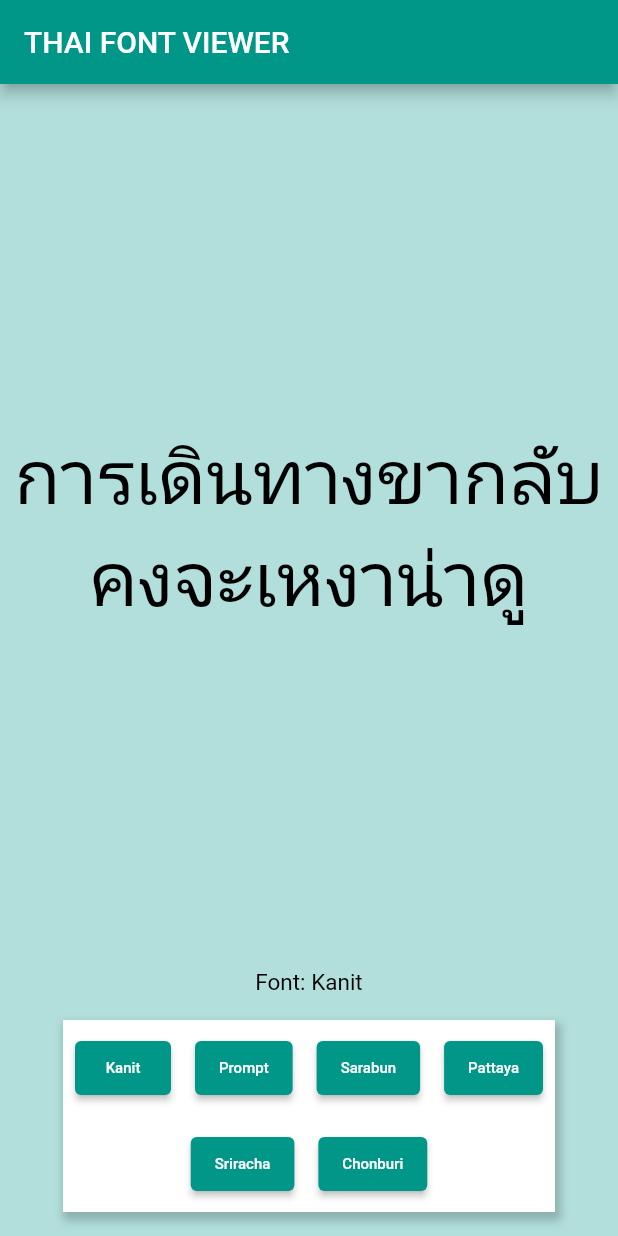
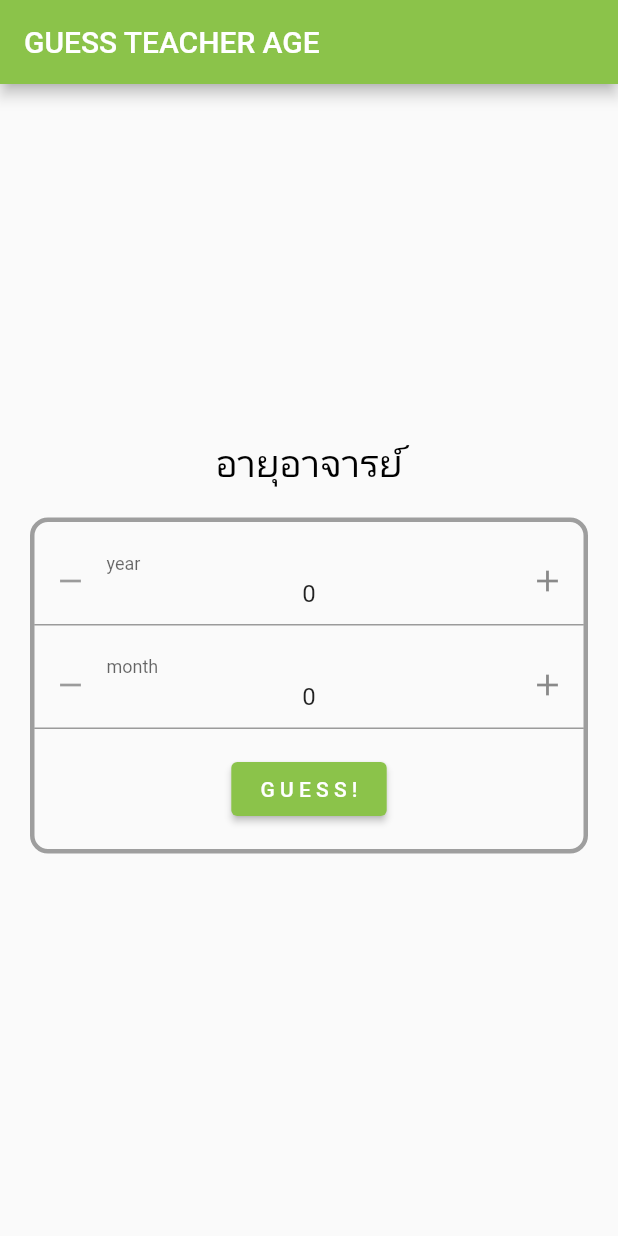
Before and after one commit to Naphatsara/GamePage, a Flutter app: the screen it shows after launch, on a phone screen of 412 x 824 dp. Run offline on Flutter 3.47's test engine with Material 2 defaults, Android fonts, the phone set to English and light mode, and no system bars; drawn by our look-alikes of flutter_spinbox; our stand-ins replace google_fonts; Roboto replaces fonts that are missing (Kanit, Prompt).

```diff
--- /dev/null
+++ b/lib/api_result.dart
@@ -0,0 +1,19 @@
+class ApiResult {
+  final String status;
+  final String? message;
+  final dynamic data;
+
+  ApiResult({
+    required this.status,
+    required this.message,
+    required this.data,
+  });
+
+  factory ApiResult.fromJson(Map<String, dynamic> json) { // factory ต้อ
+    return ApiResult(
+      status: json['status'],
+      message: json['message'],
+      data: json['data'],
+    );
+  }
+}
--- /dev/null
+++ b/lib/guess_age.dart
@@ -0,0 +1,175 @@
+import 'package:flutter/cupertino.dart';
+import 'package:flutter/material.dart';
+import 'package:flutter_spinbox/flutter_spinbox.dart';
+import 'package:google_fonts/google_fonts.dart';
+import 'package:untitled/api.dart';
+
+class GuessAge extends StatefulWidget {
+  const GuessAge({Key? key}) : super(key: key);
+
+  @override
+  _GuessAgeState createState() => _GuessAgeState();
+}
+
+class _GuessAgeState extends State<GuessAge> {
+  final TextEditingController _controller = TextEditingController();
+  int valueYear = 0;
+  int valueMonth = 0;
+  var _isLoading = false;
+  var check = false;
+
+  @override
+  Widget build(BuildContext context) {
+    return Scaffold(
+      appBar: AppBar(
+        title: Text(
+          "GUESS TEACHER AGE",
+          style: TextStyle(color: Colors.white),
+        ),
+      ),
+      body: Container(
+          child: !check
+              ? Column(
+                  mainAxisAlignment: MainAxisAlignment.center,
+                  children: [
+                    Text(
+                      'อายุอาจารย์',
+                      style: GoogleFonts.prompt(
+                          fontSize: 25.0, color: Colors.black),
+                    ),
+                    Container(
+                        margin: EdgeInsets.all(20.0),
+                        decoration: BoxDecoration(
+                          border: Border.all(
+                            color: Colors.grey,
+                            width: 3,
+                          ),
+                          borderRadius: BorderRadius.circular(12),
+                        ),
+                        child: Column(
+                          children: [
+                            SizedBox(
+                              height: 10.0,
+                            ),
+                            SpinBox(
+                              decoration: InputDecoration(labelText: 'year'),
+                              min: 1,
+                              max: 100,
+                              value: 0,
+                              onChanged: (value_y) {
+                                valueYear = value_y as int;
+                              },
+                            ),
+                            SizedBox(
+                              height: 10.0,
+                            ),
+                            SpinBox(
+                              decoration: InputDecoration(labelText: 'month'),
+                              min: 0,
+                              max: 11,
+                              value: 0,
+                              onChanged: (value_m) {
+                                valueMonth = value_m as int;
+                              },
+                            ),
+                            Padding(
+                              padding: const EdgeInsets.all(16.0),
+                              child: ElevatedButton(
+                                style: ElevatedButton.styleFrom(
+                                  primary: Colors.lightGreen, // background
+                                  onPrimary: Colors.white, // foreground
+                                ),
+                                onPressed: () {
+                                  setState(() {
+                                    _handleClickButton(valueYear, valueMonth);
+                                  });
+                                },
+                                child: Text(' G U E S S ! '),
+                              ),
+                            ),
+                          ],
+                        )),
+                  ],
+                )
+              : Center(
+                child: Column(
+                    mainAxisAlignment: MainAxisAlignment.center,
+                    children: [
+                      Icon(
+                        Icons.check,
+                        color: Colors.green,
+                        size: 30,
+                      ),
+                      Text(
+                        'ทายถูกต้อง!',
+                        style: TextStyle(fontSize: 25),
+                      ),
+                      Text(
+                        'อาจารย์อายุ 46 ปี 10 เดือน',
+                        style: TextStyle(fontSize: 25),
+                      ),
+                    ],
+                  ),
+              )),
+    );
+  }
+
+  _handleClickButton(valueYear, valueMonth) async {
+    var isLogin = await _login(valueYear, valueMonth);
+    if (isLogin == null) return;
+    var text = isLogin['text'];
+    var value = isLogin['value'];
+    print(valueYear);
+    print(valueMonth);
+    if (value == true) {
+      check = true;
+      //_showMaterialDialog('ผลการทาย', text);
+
+    } else {
+      _showMaterialDialog('ผลการทาย', text);
+    }
+  }
+
+  Future<Map<String, dynamic>?> _login(valueYear, valueMonth) async {
+    try {
+      setState(() {
+        _isLoading = true;
+      });
+      var isLogin = (await Api().submit(
+              'guess_teacher_age', {'year': valueYear, 'month': valueMonth}))
+          as Map<String, dynamic>; // as คือการ cast data
+      //print('DATA: $isLogin');
+      return isLogin;
+    } catch (e) {
+      print(e);
+      _showMaterialDialog('ERROR', e.toString());
+      return null;
+    } finally {
+      setState(() {
+        _isLoading = false;
+      });
+    }
+  }
+
+  void _showMaterialDialog(String title, String msg) {
+    showDialog(
+      context: context,
+      builder: (BuildContext context) {
+        return AlertDialog(
+          title: Text(title),
+          content: Text(msg, style: Theme.of(context).textTheme.bodyText2),
+          actions: [
+            // ปุ่ม OK ใน dialog
+            TextButton(
+              child: const Text('OK'),
+              onPressed: () {
+                // ปิด dialog
+                Navigator.of(context).pop();
+              },
+            ),
+          ],
+        );
+      },
+    );
+  }
+}
--- a/lib/main.dart
+++ b/lib/main.dart
@@ -1,5 +1,6 @@
 import 'package:flutter/material.dart';
 import 'package:untitled/game_addition.dart';
+import 'package:untitled/guess_age.dart';
 import 'package:untitled/pages/game/game2.dart';
 import 'dart:math';
 
@@ -35,9 +36,9 @@ class MyApp extends StatelessWidget {
       title: 'Flutter Demo',
       theme: ThemeData( // new ThemeData
 
-        primarySwatch: Colors.teal,
+        primarySwatch: Colors.lightGreen,
       ),
-      home: FontViewer(),
+      home: GuessAge(),
     );
   }
 }
--- a/pubspec.yaml
+++ b/pubspec.yaml
@@ -24,6 +24,7 @@ dependencies:
   flutter:
     sdk: flutter
   google_fonts: ^2.1.0
+  flutter_spinbox: ^0.6.0
 
   # The following adds the Cupertino Icons font to your application.
   # Use with the CupertinoIcons class for iOS style icons.
```
Also changed, not shown: lib/api.dart (added, +59 -0 lines), pubspec.lock.
